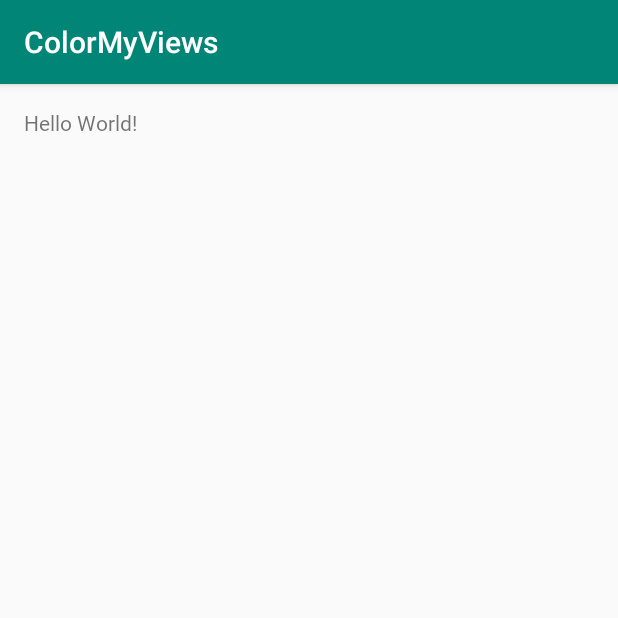
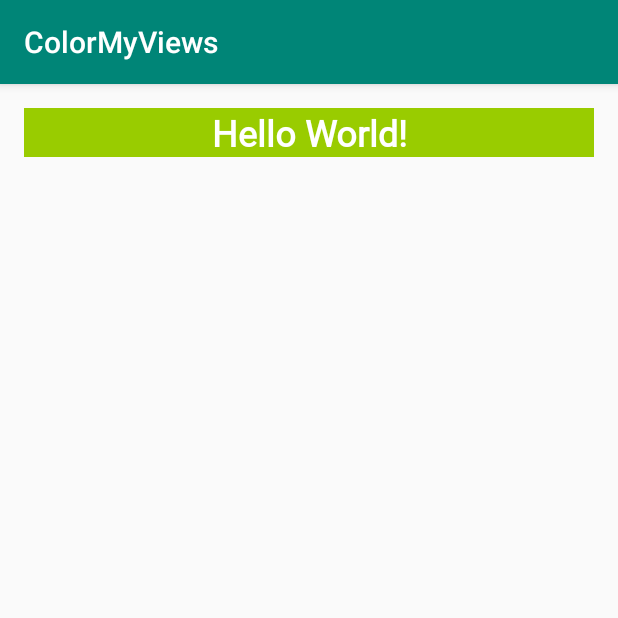
Before and after one commit to killer-killua/ColorMyViews, an Android app: the screen it shows after launch (MainActivity), on a phone screen of 412 x 824 dp, the top half of it. Run offline under Robolectric (Android 15) with nearby library versions, the phone set to English and light mode, and no system bars.

Commit message:
added a dimens xml defined the width, and box size for text view and added a White Box style to textview

```diff
--- a/app/src/main/res/layout/activity_main.xml
+++ b/app/src/main/res/layout/activity_main.xml
@@ -7,6 +7,7 @@
     tools:context=".MainActivity">
 
     <TextView
+        style="@style/WhiteBox"
         android:layout_width="0dp"
         android:layout_height="wrap_content"
         android:layout_marginLeft="16dp"
--- a/app/src/main/res/values/styles.xml
+++ b/app/src/main/res/values/styles.xml
@@ -8,4 +8,15 @@
         <item name="colorAccent">@color/colorAccent</item>
     </style>
 
+    <style name="WhiteBox">
+
+        <item name="android:background">@android:color/holo_green_light</item>
+        <item name="android:textAlignment">center</item>
+        <item name="android:textSize">@dimen/box_text_size</item>
+        <item name="android:textStyle">bold</item>
+        <item name="android:textColor">@android:color/white</item>
+        <item name="android:fontFamily">@font/roboto</item>
+
+    </style>
+
 </resources>
```
Also changed, not shown: app/src/main/res/values/dimens.xml (added, +8 -0 lines).
